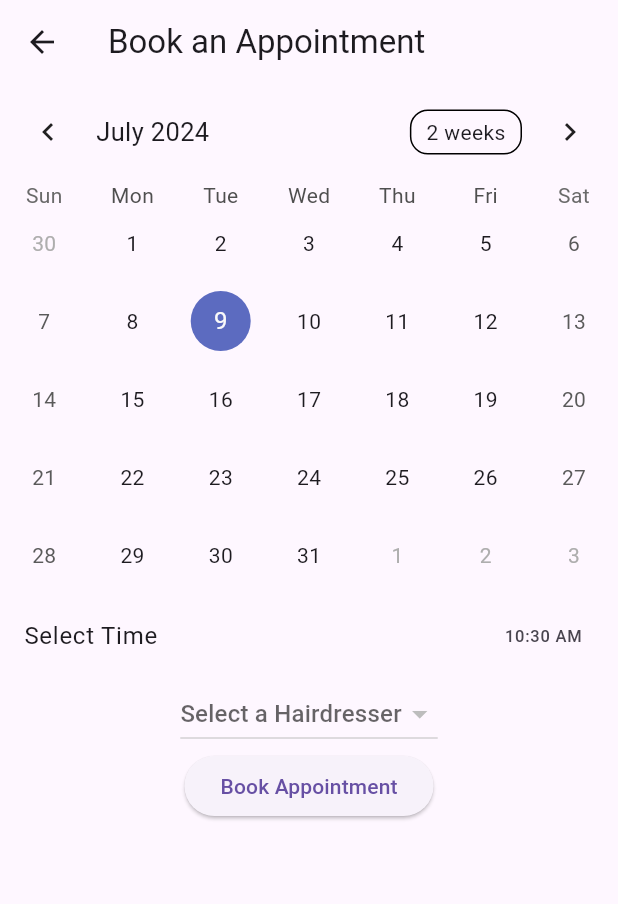
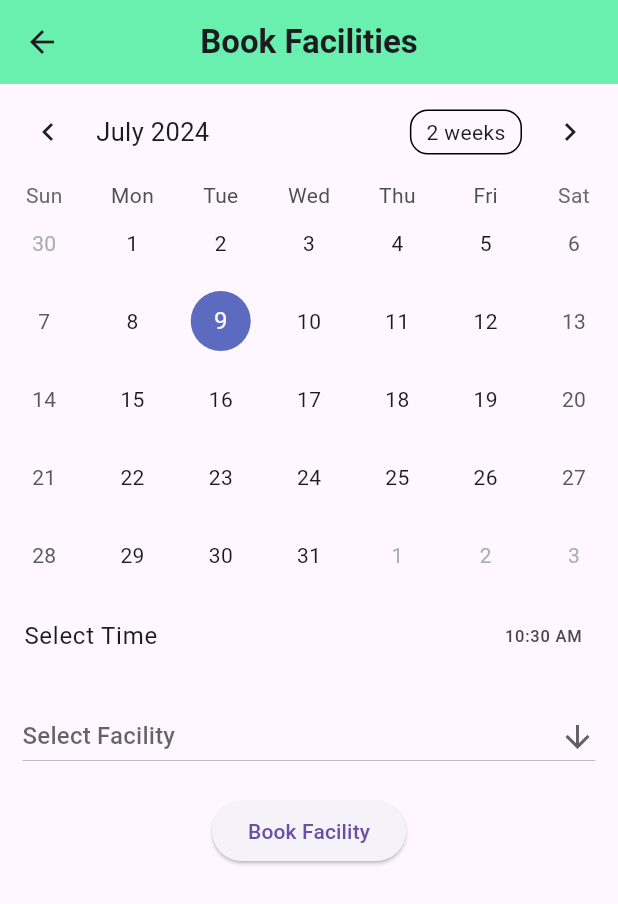
Before and after one commit to lifrocszh/2024-Orbital-6532, a Flutter app: the BookingPage screen opened directly, on a phone screen of 412 x 824 dp. Shown: the top 904 px of the screen. Run offline on Flutter 3.47's test engine with Material 3 defaults, Android fonts, the phone set to English and light mode, and no system bars; drawn by our look-alikes of table_calendar; our stand-ins replace cloud_firestore, firebase_auth, firebase_core; accounts and stored records are empty.

Commit message:
update booking page

```diff
--- a/lib/pages/booking_page.dart
+++ b/lib/pages/booking_page.dart
@@ -13,9 +13,20 @@ class _BookingPageState extends State<BookingPage> {
   DateTime _selectedDay = DateTime.now();
   DateTime _focusedDay = DateTime.now();
   TimeOfDay selectedTime = TimeOfDay.now();
-  String selectedHairdresser = '';
-  List<String> hairdressers =
-      []; // This will be populated with hairdressers from Firestore
+  static List<String> list = [
+    'Hall',
+    'Basketball Court',
+    'Lounge',
+    'Study Room'
+  ];
+  List<DropdownMenuItem<String>> dropdownlist =
+      list.map<DropdownMenuItem<String>>((String facilityName) {
+    return DropdownMenuItem<String>(
+      value: facilityName,
+      child: Text(facilityName),
+    );
+  }).toList();
+  String? _selectedFacility;
 
   @override
   void initState() {
@@ -30,7 +41,7 @@ class _BookingPageState extends State<BookingPage> {
         .where('userType', isEqualTo: 2)
         .get();
     setState(() {
-      hairdressers = querySnapshot.docs
+      list = querySnapshot.docs
           .map((doc) => doc.get('userName') as String)
           .toList();
     });
@@ -55,15 +66,17 @@ class _BookingPageState extends State<BookingPage> {
 
       await FirebaseFirestore.instance.collection('Booking').add({
         'userId': uid,
-        'hairdresser': selectedHairdresser,
+        'facility': _selectedFacility,
         'date': _selectedDay,
         'time': selectedTime.format(context),
       });
 
       // Show a confirmation message
-      ScaffoldMessenger.of(context).showSnackBar(SnackBar(
-        content: Text('Appointment Booked!'),
-      ));
+      ScaffoldMessenger.of(context).showSnackBar(
+        const SnackBar(
+          content: Text('Facility Booked!'),
+        ),
+      );
     }
   }
 
@@ -71,7 +84,12 @@ class _BookingPageState extends State<BookingPage> {
   Widget build(BuildContext context) {
     return Scaffold(
       appBar: AppBar(
-        title: Text('Book an Appointment'),
+        backgroundColor: Colors.greenAccent,
+        title: const Text(
+          'Book Facilities',
+          style: TextStyle(fontWeight: FontWeight.w600),
+        ),
+        centerTitle: true,
       ),
       body: SingleChildScrollView(
         child: Column(
@@ -90,28 +108,38 @@ class _BookingPageState extends State<BookingPage> {
               },
             ),
             ListTile(
-              title: Text('Select Time'),
+              title: const Text('Select Time'),
               trailing: Text(selectedTime.format(context)),
               onTap: () => _selectTime(context),
             ),
-            DropdownButton<String>(
-              value: selectedHairdresser.isEmpty ? null : selectedHairdresser,
-              hint: Text('Select a Hairdresser'),
-              onChanged: (newValue) {
-                setState(() {
-                  selectedHairdresser = newValue ?? '';
-                });
-              },
-              items: hairdressers.map<DropdownMenuItem<String>>((String value) {
-                return DropdownMenuItem<String>(
-                  value: value,
-                  child: Text(value),
-                );
-              }).toList(),
+
+            // select facility
+            Container(
+              padding: const EdgeInsets.all(15),
+              child: DropdownButton<String>(
+                value:
+                    _selectedFacility, // Initially set to null for empty selection
+                isExpanded: true,
+                hint: const Text('Select Facility'),
+                icon: const Icon(Icons.arrow_downward),
+                elevation: 10,
+                onChanged: (String? value) {
+                  setState(() {
+                    _selectedFacility = value!;
+                  });
+                },
+                items: dropdownlist,
+                //     list.map<DropdownMenuItem<String>>((String facilityName) {
+                //   return DropdownMenuItem<String>(
+                //     value: facilityName,
+                //     child: Text(facilityName),
+                //   );
+                // }).toList(),
+              ),
             ),
             ElevatedButton(
               onPressed: bookAppointment,
-              child: Text('Book Appointment'),
+              child: const Text('Book Facility'),
             ),
           ],
         ),
```
